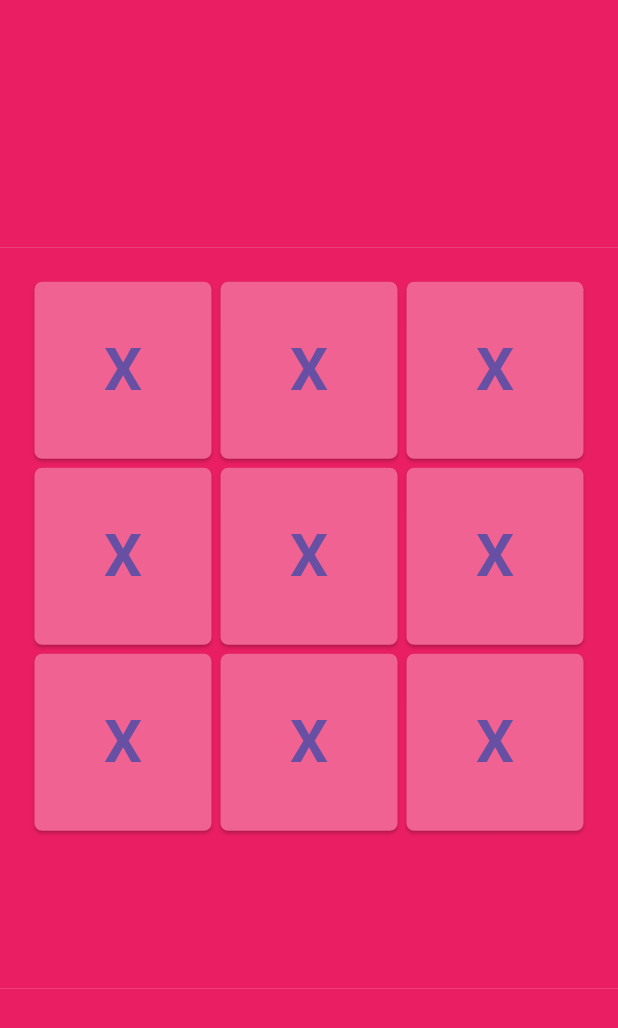
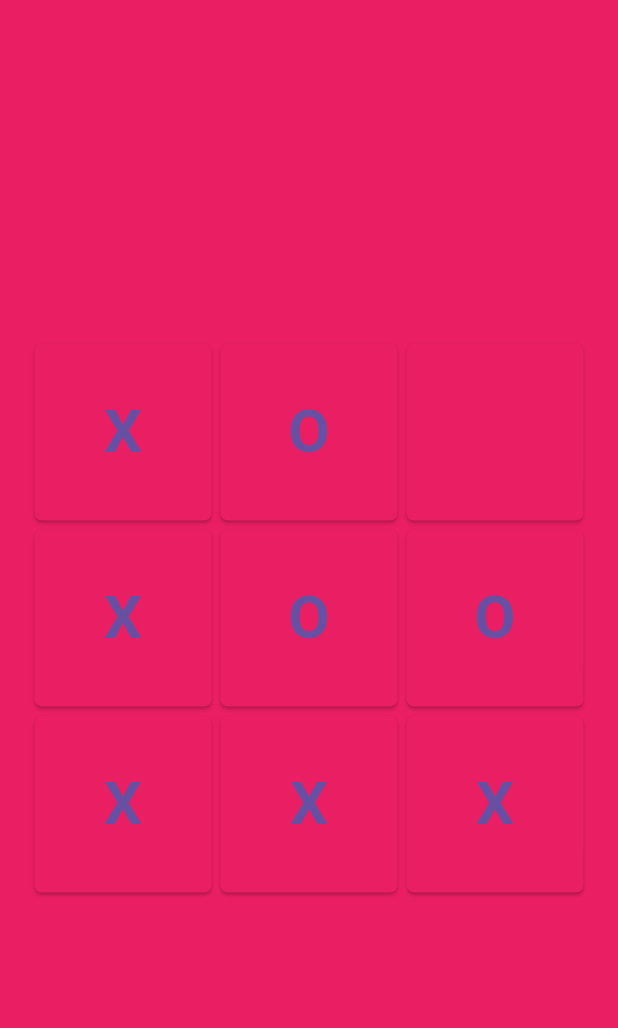
Before and after one commit to Antony-Berlin/Tic_Tac_Toe, a Flutter app: the screen it shows after launch, on a phone screen of 412 x 824 dp. Shown: the top 1028 px of the screen. Run offline on Flutter 3.47's test engine with Material 3 defaults, Android fonts, the phone set to English and light mode, and no system bars; Roboto replaces fonts that are missing (ArchitectsDaughter-Regular).

Commit message:
game tile reflects value
the GameTile object reflects the value for the gameTileValueList List

```diff
--- /dev/null
+++ b/tic_tac_toe/lib/components/game_tile.dart
@@ -0,0 +1,33 @@
+import 'package:flutter/material.dart';
+
+class GameTile extends StatelessWidget {
+
+  final String gameTileValue;
+  const GameTile({
+    super.key,
+    required this.gameTileValue
+  });
+
+  @override
+  Widget build(BuildContext context) {
+    return  Padding(
+      padding: const EdgeInsets.all(3.0),
+      child: ElevatedButton(
+
+        style: ButtonStyle(
+          shape: MaterialStateProperty.all(
+            RoundedRectangleBorder(
+              borderRadius: BorderRadius.circular(5.0)
+            )
+          ),
+          backgroundColor: MaterialStateProperty.all<Color>(Colors.pink.shade500),
+        ),
+        onPressed: () {},
+        child:  Text(
+          gameTileValue,
+          style: TextStyle(fontFamily: "ArchitectsDaughter-Regular", fontSize: 40.0, fontWeight: FontWeight.bold)
+        )
+      ),
+    );
+  }
+}
--- a/tic_tac_toe/lib/pages/home_page.dart
+++ b/tic_tac_toe/lib/pages/home_page.dart
@@ -1,6 +1,5 @@
 import 'package:flutter/material.dart';
-import 'package:google_fonts/google_fonts.dart';
-
+import 'package:tic_tac_toe/components/game_tile.dart';
 class HomePage extends StatefulWidget {
   const HomePage({super.key});
 
@@ -9,6 +8,8 @@ class HomePage extends StatefulWidget {
 }
 
 class _HomePageState extends State<HomePage> {
+
+  List gameTileValueList = ["X", "O", " ", "X", "O", "O", "X", "X", "X"];
   @override
   Widget build(BuildContext context) {
     return Scaffold(
@@ -23,38 +24,20 @@ class _HomePageState extends State<HomePage> {
           Expanded(
               flex: 3,
               child: Container(
-                padding: EdgeInsets.all(20),
+                padding: const EdgeInsets.all(20),
                 color: Colors.pink,
                 child: GridView.builder(
                     itemCount: 9,
                     gridDelegate: const SliverGridDelegateWithFixedCrossAxisCount(crossAxisCount: 3),
                     itemBuilder: (context, index) {
-                      return Padding(
-                        padding: const EdgeInsets.all(3.0),
-                        child: ElevatedButton(
-
-                          style: ButtonStyle(
-                            shape: MaterialStateProperty.all(
-                              RoundedRectangleBorder(
-                                borderRadius: BorderRadius.circular(5.0)
-                              )
-                            ),
-                            backgroundColor: MaterialStateProperty.all<Color>(Colors.pink.shade300),
-                          ),
-                          onPressed: () {},
-                          child: Text(
-                            "X",
-                            style: TextStyle(fontFamily: "ArchitectsDaughter-Regular", fontSize: 40.0, fontWeight: FontWeight.bold)
-                          )
-                        ),
-                      );
+                      return  GameTile(gameTileValue: gameTileValueList[index]);
                     }),
               )),
           //play again new game buttons
-          Expanded(
-              child: Container(
-            color: Colors.pink,
-          )),
+          // Expanded(
+          //     child: Container(
+          //   color: Colors.pink,
+          // )),
         ],
       ),
     );
```
